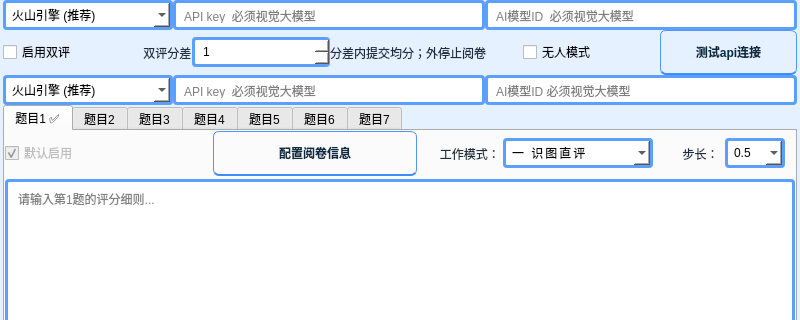
bangongshi107/AI-auto-grading-3-7, file setting/七题.ui: the form before one commit; both pictures show x 0 to 800 and y 0 to 320 of the 800 by 970 pixel window.
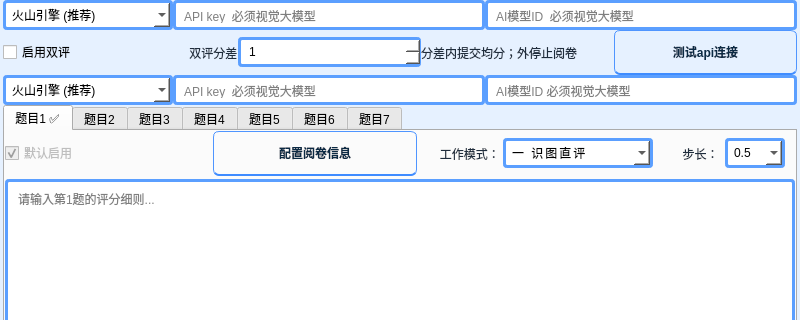
The form after the commit.

```diff
--- a/setting/七题.ui
+++ b/setting/七题.ui
@@ -467,22 +467,6 @@
             </property>
            </widget>
           </item>
-          <item>
-           <widget class="QCheckBox" name="unattended_mode_enabled">
-            <property name="enabled">
-             <bool>true</bool>
-            </property>
-            <property name="toolTip">
-             <string>不启用，则AI失败时程序立即停止；启用后，AI失败时不停继续尝试</string>
-            </property>
-            <property name="text">
-             <string>无人模式      </string>
-            </property>
-            <property name="checked">
-             <bool>false</bool>
-            </property>
-           </widget>
-          </item>
           <item>
            <widget class="QPushButton" name="api_test_button">
             <property name="text">
```
